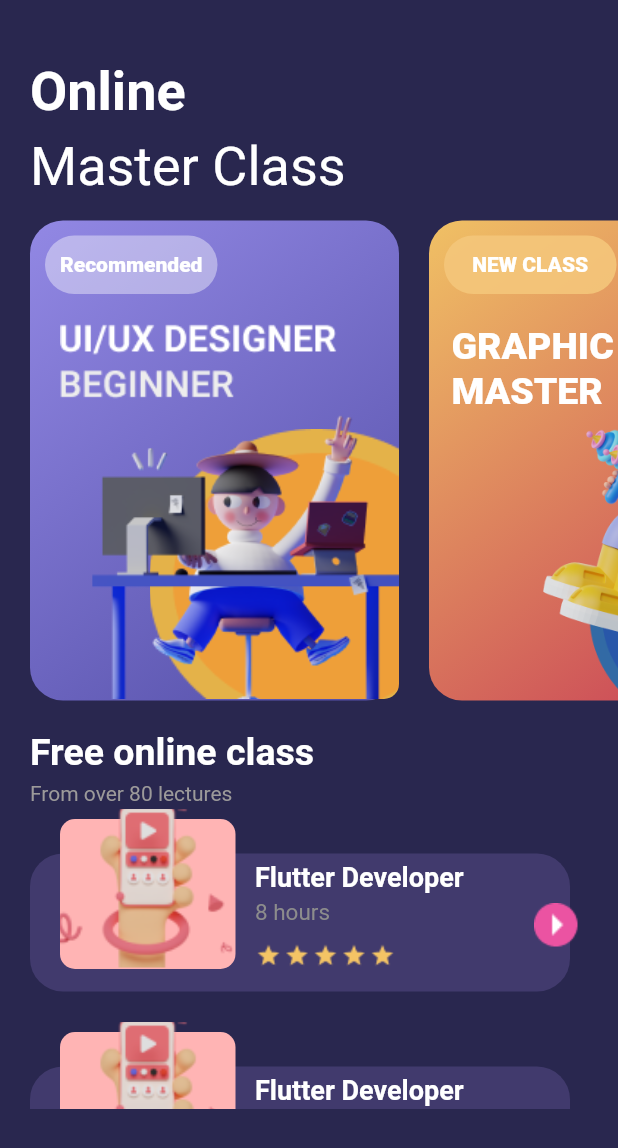
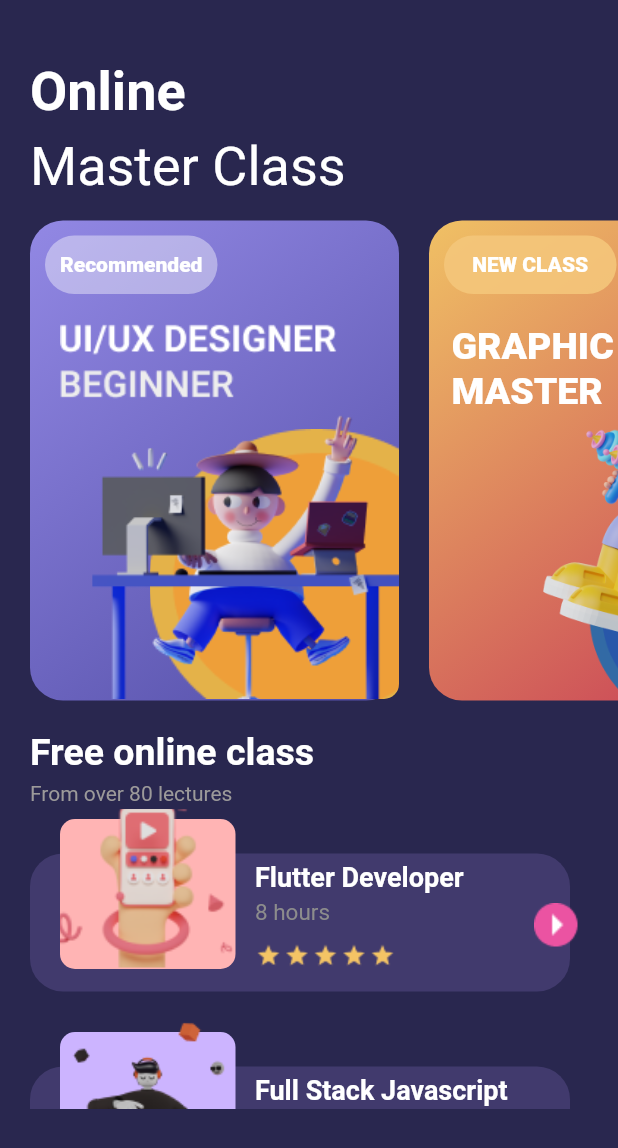
Before and after one commit to Lance-Abella/UI_Design, a Flutter app: the screen it shows after launch, on a phone screen of 412 x 824 dp. Shown: the top 1148 px of the screen. Run offline on Flutter 3.47's test engine with Material 2 defaults, Android fonts, the phone set to English and light mode, and no system bars.

Commit message:
finalizing the layouts

```diff
--- a/lib/functions.dart
+++ b/lib/functions.dart
@@ -313,3 +313,126 @@ Widget verticalContent1() {
                     ),
                     );
 }
+
+Widget verticalContent2() {
+  return Container(
+    child: Column(
+    crossAxisAlignment: CrossAxisAlignment.start,
+
+      children: [
+
+          Stack(
+            children: [
+
+              Container(
+                width: 360,
+                height: 92,
+                margin: const EdgeInsets.only(left: 20, right: 20, top: 30, bottom: 20),
+                decoration: BoxDecoration(
+                borderRadius: BorderRadius.circular(22),
+                color: Color.fromRGBO(65, 58, 109, 100),
+                ),
+                ),
+
+              Positioned(
+                left: 40, bottom: 35,
+                child: ClipRRect(
+                borderRadius: BorderRadius.circular(10),
+                  child: Image(
+                    image: AssetImage('assets/Rectangle 5.png'),
+                    width: 117, // Set the desired width
+                    height: 100, // Set the desired height
+                    fit: BoxFit.cover,
+                    ),
+                    ),
+                    ),
+
+              Positioned(
+                left: 40, bottom: 17,
+                child: ClipRRect(
+                borderRadius: BorderRadius.circular(10),
+                  child: Image(
+                    image: AssetImage('assets/Saly-13.png'),
+                    width: 115, // Set the desired width
+                    height: 138, // Set the desired height
+                    fit: BoxFit.cover,
+                    ),
+                    ),
+                    ),
+
+              Positioned(
+                left: 160, top: 25,
+                child: Padding(
+                padding: const EdgeInsets.all(10),
+                  child: Text(
+                  'Full Stack Javascript',
+                  style: TextStyle(
+                  color: Colors.white,
+                  fontWeight: FontWeight.w600,
+                  fontSize: 18,
+                  fontFamily: 'Roboto'
+                  ),
+                  ),
+                  ),
+                  ),
+
+              Positioned(
+                left: 160, top: 50,
+                child: Padding(
+                  padding: const EdgeInsets.all(10),
+                  child: Text(
+                    '6 hours',
+                    style: TextStyle(
+                    color: Color.fromRGBO(140, 140, 140, 80),
+                    fontWeight: FontWeight.w400,
+                    fontSize: 15,
+                    fontFamily: 'Roboto'
+                    ),
+                    ),
+                    ),
+                    ),
+
+              Positioned(
+                left: 170, bottom: 35,
+                child: ClipRRect(
+                borderRadius: BorderRadius.circular(10),
+                  child: Image(
+                    image: AssetImage('assets/Frame 6.png'),
+                    width: 94, // Set the desired width
+                    height: 18, // Set the desired height
+                    fit: BoxFit.cover,
+                    ),
+                    ),
+                    ),
+
+              Positioned(
+                left: 356, bottom: 50,
+                child: ClipRRect(
+                borderRadius: BorderRadius.circular(10),
+                  child: Image(
+                    image: AssetImage('assets/Ellipse 2.png'),
+                    width: 29, // Set the desired width
+                    height: 29, // Set the desired height
+                    fit: BoxFit.cover,
+                    ),
+                    ),
+                    ),
+
+              Positioned(
+                left: 356, bottom: 50,
+                child: ClipRRect(
+                borderRadius: BorderRadius.circular(10),
+                  child: Image(
+                    image: AssetImage('assets/Frame.png'),
+                    width: 29, // Set the desired width
+                    height: 29, // Set the desired height
+                    fit: BoxFit.cover,
+                    ),
+                    ),
+                    ),
+                    ]
+                    ),
+                    ],
+                    ),
+                    );
+}
--- a/lib/listview.dart
+++ b/lib/listview.dart
@@ -34,7 +34,7 @@ class VerticalScroll extends StatelessWidget {
         itemBuilder: (BuildContext context, int index) {
           return index.isEven
               ? verticalContent1()
-              : verticalContent1();
+              : verticalContent2();
         },
       ),
     );
```
